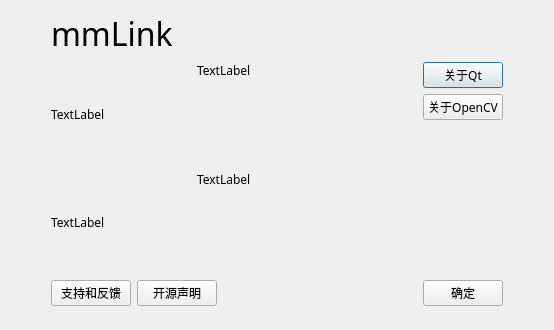
First picture: the form in aboutwindow.ui, repository ZzzzzzS/mmLink, before the edit.
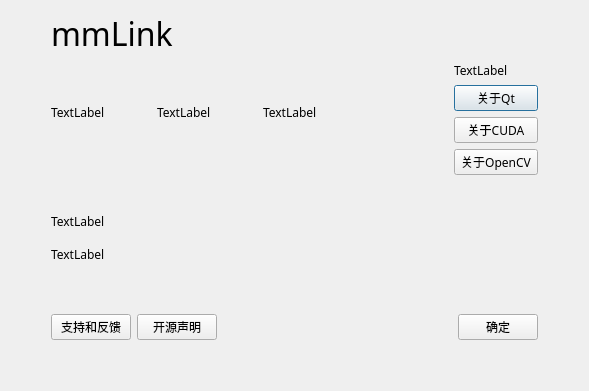
Second picture: the form after the edit.

Commit message: 基本添加了cuda的支持，修改了帮助界面，增加显卡解码，但是还有点问题需要，需要进一步修改

What changed in the file:
```diff
--- a/aboutwindow.ui
+++ b/aboutwindow.ui
@@ -6,8 +6,8 @@
    <rect>
     <x>0</x>
     <y>0</y>
-    <width>554</width>
-    <height>330</height>
+    <width>589</width>
+    <height>391</height>
    </rect>
   </property>
   <property name="font">
@@ -21,7 +21,7 @@
   </property>
   <layout class="QGridLayout" name="gridLayout">
    <item row="0" column="0">
-    <layout class="QVBoxLayout" name="verticalLayout_7">
+    <layout class="QVBoxLayout" name="verticalLayout_5">
      <item>
       <layout class="QHBoxLayout" name="horizontalLayout_4">
        <item>
@@ -41,9 +41,9 @@
         </spacer>
        </item>
        <item>
-        <layout class="QVBoxLayout" name="verticalLayout_6">
+        <layout class="QVBoxLayout" name="verticalLayout_3">
          <item>
-          <layout class="QHBoxLayout" name="horizontalLayout">
+          <layout class="QHBoxLayout" name="horizontalLayout_6">
            <item>
             <widget class="QLabel" name="label">
              <property name="sizePolicy">
@@ -83,6 +83,8 @@
            <item>
             <layout class="QVBoxLayout" name="verticalLayout_2">
              <item>
+              <layout class="QHBoxLayout" name="horizontalLayout_2">
+               <item>
               <widget class="QLabel" name="QtImage">
                <property name="sizePolicy">
                 <sizepolicy hsizetype="Fixed" vsizetype="Fixed">
@@ -101,6 +103,25 @@
                </property>
               </widget>
              </item>
+               <item>
+                <widget class="QLabel" name="CUDAImage">
+                 <property name="sizePolicy">
+                  <sizepolicy hsizetype="Fixed" vsizetype="Fixed">
+                   <horstretch>0</horstretch>
+                   <verstretch>0</verstretch>
+                  </sizepolicy>
+                 </property>
+                 <property name="minimumSize">
+                  <size>
+                   <width>100</width>
+                   <height>100</height>
+                  </size>
+                 </property>
+                 <property name="text">
+                  <string>TextLabel</string>
+                 </property>
+                </widget>
+               </item>
              <item>
               <widget class="QLabel" name="OpenCVImage">
                <property name="sizePolicy">
@@ -123,23 +144,23 @@
             </layout>
            </item>
            <item>
-            <spacer name="horizontalSpacer_3">
+              <layout class="QVBoxLayout" name="verticalLayout_4">
+               <item>
+                <spacer name="verticalSpacer_4">
              <property name="orientation">
-              <enum>Qt::Horizontal</enum>
+                  <enum>Qt::Vertical</enum>
              </property>
              <property name="sizeType">
               <enum>QSizePolicy::Preferred</enum>
              </property>
              <property name="sizeHint" stdset="0">
               <size>
-               <width>40</width>
-               <height>20</height>
+                   <width>20</width>
+                   <height>40</height>
               </size>
              </property>
             </spacer>
            </item>
-           <item>
-            <layout class="QVBoxLayout" name="verticalLayout_3">
              <item>
               <widget class="QLabel" name="QtVersion">
                <property name="sizePolicy">
@@ -153,11 +174,27 @@
                </property>
               </widget>
              </item>
+               <item>
+                <widget class="QLabel" name="CUDAVersion">
+                 <property name="sizePolicy">
+                  <sizepolicy hsizetype="Expanding" vsizetype="Preferred">
+                   <horstretch>0</horstretch>
+                   <verstretch>0</verstretch>
+                  </sizepolicy>
+                 </property>
+                 <property name="text">
+                  <string>TextLabel</string>
+                 </property>
+                </widget>
+               </item>
              <item>
               <spacer name="verticalSpacer">
                <property name="orientation">
                 <enum>Qt::Vertical</enum>
                </property>
+                 <property name="sizeType">
+                  <enum>QSizePolicy::Preferred</enum>
+                 </property>
                <property name="sizeHint" stdset="0">
                 <size>
                  <width>20</width>
@@ -166,32 +203,38 @@
                </property>
               </spacer>
              </item>
+              </layout>
+             </item>
+            </layout>
+           </item>
+           <item>
+            <spacer name="horizontalSpacer_5">
+             <property name="orientation">
+              <enum>Qt::Horizontal</enum>
+             </property>
+             <property name="sizeHint" stdset="0">
+              <size>
+               <width>40</width>
+               <height>20</height>
+              </size>
+             </property>
+            </spacer>
+           </item>
+           <item>
+            <layout class="QVBoxLayout" name="verticalLayout">
              <item>
               <widget class="QLabel" name="mmLinkVersion">
+               <property name="sizePolicy">
+                <sizepolicy hsizetype="Expanding" vsizetype="Preferred">
+                 <horstretch>0</horstretch>
+                 <verstretch>0</verstretch>
+                </sizepolicy>
+               </property>
                <property name="text">
                 <string>TextLabel</string>
                </property>
               </widget>
              </item>
-             <item>
-              <spacer name="verticalSpacer_2">
-               <property name="orientation">
-                <enum>Qt::Vertical</enum>
-               </property>
-               <property name="sizeHint" stdset="0">
-                <size>
-                 <width>20</width>
-                 <height>40</height>
-                </size>
-               </property>
-              </spacer>
-             </item>
-            </layout>
-           </item>
-           <item>
-            <layout class="QVBoxLayout" name="verticalLayout_5">
-             <item>
-              <layout class="QVBoxLayout" name="verticalLayout_4">
                <item>
                 <widget class="QPushButton" name="QtButton">
                  <property name="sizePolicy">
@@ -211,6 +254,25 @@
                  </property>
                 </widget>
                </item>
+             <item>
+              <widget class="QPushButton" name="CUDAButton">
+               <property name="sizePolicy">
+                <sizepolicy hsizetype="Preferred" vsizetype="Fixed">
+                 <horstretch>0</horstretch>
+                 <verstretch>0</verstretch>
+                </sizepolicy>
+               </property>
+               <property name="font">
+                <font>
+                 <family>微软雅黑</family>
+                 <pointsize>9</pointsize>
+                </font>
+               </property>
+               <property name="text">
+                <string>关于CUDA</string>
+               </property>
+              </widget>
+             </item>
                <item>
                 <widget class="QPushButton" name="OpenCVButton">
                  <property name="sizePolicy">
@@ -231,7 +293,7 @@
                 </widget>
                </item>
                <item>
-                <spacer name="verticalSpacer_3">
+              <spacer name="verticalSpacer_2">
                  <property name="orientation">
                   <enum>Qt::Vertical</enum>
                  </property>
@@ -247,10 +309,8 @@
              </item>
             </layout>
            </item>
-          </layout>
-         </item>
          <item>
-          <layout class="QHBoxLayout" name="horizontalLayout_2">
+          <layout class="QHBoxLayout" name="horizontalLayout">
            <item>
             <widget class="QPushButton" name="FeedBackButton">
              <property name="font">
@@ -308,7 +368,7 @@
         </layout>
        </item>
        <item>
-        <spacer name="horizontalSpacer_5">
+        <spacer name="horizontalSpacer_3">
          <property name="orientation">
           <enum>Qt::Horizontal</enum>
          </property>
@@ -326,7 +386,7 @@
       </layout>
      </item>
      <item>
-      <spacer name="verticalSpacer_4">
+      <spacer name="verticalSpacer_3">
        <property name="orientation">
         <enum>Qt::Vertical</enum>
        </property>
@@ -335,8 +395,8 @@
        </property>
        <property name="sizeHint" stdset="0">
         <size>
-         <width>531</width>
-         <height>13</height>
+         <width>20</width>
+         <height>40</height>
         </size>
        </property>
       </spacer>
```
Left out of the diff: 8 changed lines with no effect on the pictures. Lines whose indentation alone changed are shown as unchanged. The commit also changes 7 other files.
